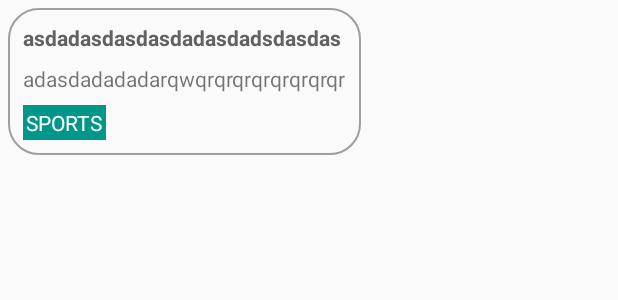
After one commit to akshaymathur90/NYTimes, an Android app: the layout no_thumbnail_news_item.xml on its own in the app's theme, with its tools: preview values and no code run, on a phone screen of 412 x 824 dp. The commit adds this screen. Shown: the top 300 px of the screen. Run offline under Robolectric (Android 15) with nearby library versions, the phone set to English and light mode, and no system bars.

Commit message:
added heterogeneous layout for items without thumbnails

```diff
--- a/app/src/main/java/com/codepath/com/nytimes/fragments/NewsGridFragment.java
+++ b/app/src/main/java/com/codepath/com/nytimes/fragments/NewsGridFragment.java
@@ -36,6 +36,7 @@ public class NewsGridFragment extends Fragment{
     private FragmentNewsGridBinding mFragmentNewsGridBinding;
     NewsItemRecyclerViewAdapter mNewsItemRecyclerViewAdapter;
     private List<Doc> mDocList;
+    private int toalPages;
     // TODO: Rename and change types of parameters
     private String mQuery;
 
@@ -81,7 +82,7 @@ public class NewsGridFragment extends Fragment{
         mFragmentNewsGridBinding.rvNewsGridItems.addOnScrollListener(new EndlessRecyclerViewScrollListener(staggeredGridLayoutManager) {
             @Override
             public void onLoadMore(int page, int totalItemsCount, RecyclerView view) {
-                fetchDataFromAPI(page);
+                if(page<=toalPages) fetchDataFromAPI(page);
             }
         });
         fetchDataFromAPI(0);
@@ -97,6 +98,7 @@ public class NewsGridFragment extends Fragment{
             public void onSuccess(Stories stories) {
                 Log.d(FRAGMENT_TAG,"Got Retrofit Response");
                 Log.d(FRAGMENT_TAG,"Number of stories= "+stories.getResponse().getMeta().getHits());
+                toalPages = stories.getResponse().getMeta().getHits() / 10;
                 List<Doc> newData = stories.getResponse().getDocs();
                 mNewsItemRecyclerViewAdapter.addData(newData);
             }
--- a/app/src/main/res/layout/news_item_layout.xml
+++ b/app/src/main/res/layout/news_item_layout.xml
@@ -4,11 +4,11 @@
 <RelativeLayout
                 android:layout_width="wrap_content"
                 android:layout_height="wrap_content"
-    android:background="@drawable/custom_border">
+                android:background="@drawable/custom_border"
+                android:layout_margin="@dimen/item_grid_margin">
     <RelativeLayout
         android:layout_width="wrap_content"
-        android:layout_height="wrap_content"
-        android:layout_margin="@dimen/item_grid_margin">
+        android:layout_height="wrap_content">
         <ImageView
             android:layout_width="100dp"
             android:layout_height="100dp"
--- /dev/null
+++ b/app/src/main/res/layout/no_thumbnail_news_item.xml
@@ -0,0 +1,45 @@
+<?xml version="1.0" encoding="utf-8"?>
+<layout xmlns:android="http://schemas.android.com/apk/res/android"
+        xmlns:tools="http://schemas.android.com/tools">
+    <RelativeLayout
+        android:layout_width="wrap_content"
+        android:layout_height="wrap_content"
+        android:background="@drawable/custom_border"
+        android:layout_margin="@dimen/item_grid_margin">
+        <RelativeLayout
+            android:layout_width="wrap_content"
+            android:layout_height="wrap_content">
+            <TextView
+                android:layout_width="wrap_content"
+                android:layout_height="wrap_content"
+                android:id="@+id/tv_headline"
+                tools:text="asdadasdasdasdadasdadsdasdas"
+                android:textStyle="bold"
+                android:textColor="@color/darkgrey"
+                />
+            <TextView
+                android:layout_width="wrap_content"
+                android:layout_height="wrap_content"
+                android:id="@+id/tv_news_synopsis"
+                android:layout_below="@id/tv_headline"
+                tools:text="adasdadadadarqwqrqrqrqrqrqrqrqr"
+                android:layout_marginTop="@dimen/text_top_margin"
+                android:maxLines="3"
+                android:ellipsize="end"/>
+            <TextView
+                android:layout_width="wrap_content"
+                android:layout_height="wrap_content"
+                android:id="@+id/tv_news_desk"
+                android:layout_below="@id/tv_news_synopsis"
+                tools:text="Sports"
+                android:textAllCaps="true"
+                android:background="@color/colorAccent"
+                android:textColor="@color/white"
+                android:padding="@dimen/news_desk_text_padding"
+                android:layout_marginTop="@dimen/text_top_margin"/>
+
+        </RelativeLayout>
+
+
+    </RelativeLayout>
+</layout>
```
Also changed, not shown: app/src/main/java/com/codepath/com/nytimes/adapters/NewsItemRecyclerViewAdapter.java (+90 -17 lines).
